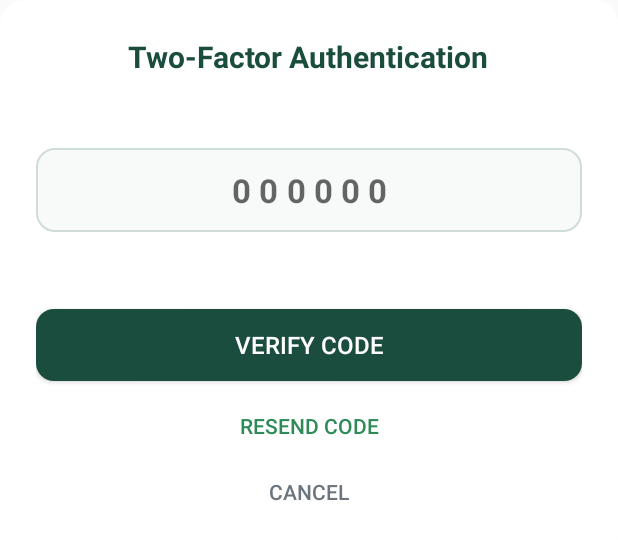
After one commit to JoeRagheb29/Mobile_Computing_Project, an Android app built with Jetpack Compose: the layout dialog_two_factor_auth.xml on its own in the app's theme, with its tools: preview values and no code run, on a phone screen of 412 x 824 dp. The commit adds this screen. Shown: the top 540 px of the screen. Run offline under Robolectric (Android 15) with nearby library versions, the phone set to English and light mode, and no system bars.

Commit message:
feat(2fa): add SmsHelper and XML-based TwoFactorAuthDialog

```diff
--- /dev/null
+++ b/app/src/main/res/drawable/bg_dialog_rounded.xml
@@ -0,0 +1,6 @@
+<?xml version="1.0" encoding="utf-8"?>
+<shape xmlns:android="http://schemas.android.com/apk/res/android"
+    android:shape="rectangle">
+    <solid android:color="@android:color/white" />
+    <corners android:radius="16dp" />
+</shape>
--- /dev/null
+++ b/app/src/main/res/drawable/bg_otp_input.xml
@@ -0,0 +1,9 @@
+<?xml version="1.0" encoding="utf-8"?>
+<shape xmlns:android="http://schemas.android.com/apk/res/android"
+    android:shape="rectangle">
+    <solid android:color="#F8FAF9" />
+    <stroke
+        android:width="1.5dp"
+        android:color="@color/daf3a_input_stroke" />
+    <corners android:radius="12dp" />
+</shape>
--- /dev/null
+++ b/app/src/main/res/drawable/btn_primary_rounded.xml
@@ -0,0 +1,6 @@
+<?xml version="1.0" encoding="utf-8"?>
+<shape xmlns:android="http://schemas.android.com/apk/res/android"
+    android:shape="rectangle">
+    <solid android:color="@color/daf3a_primary" />
+    <corners android:radius="12dp" />
+</shape>
--- /dev/null
+++ b/app/src/main/res/layout/dialog_two_factor_auth.xml
@@ -0,0 +1,83 @@
+<?xml version="1.0" encoding="utf-8"?>
+<LinearLayout xmlns:android="http://schemas.android.com/apk/res/android"
+    android:layout_width="match_parent"
+    android:layout_height="wrap_content"
+    android:background="@drawable/bg_dialog_rounded"
+    android:orientation="vertical"
+    android:padding="24dp">
+
+    <TextView
+        android:id="@+id/tvTitle"
+        android:layout_width="wrap_content"
+        android:layout_height="wrap_content"
+        android:layout_gravity="center_horizontal"
+        android:text="@string/two_factor_auth_title"
+        android:textColor="@color/daf3a_primary"
+        android:textSize="20sp"
+        android:textStyle="bold" />
+
+    <TextView
+        android:id="@+id/tvSubtitle"
+        android:layout_width="wrap_content"
+        android:layout_height="wrap_content"
+        android:layout_gravity="center_horizontal"
+        android:layout_marginTop="8dp"
+        android:gravity="center"
+        android:textColor="@color/daf3a_text_muted"
+        android:textSize="14sp" />
+
+    <EditText
+        android:id="@+id/etOtpCode"
+        android:layout_width="match_parent"
+        android:layout_height="56dp"
+        android:layout_marginTop="20dp"
+        android:background="@drawable/bg_otp_input"
+        android:gravity="center"
+        android:hint="000000"
+        android:importantForAutofill="no"
+        android:inputType="number"
+        android:letterSpacing="0.25"
+        android:maxLength="6"
+        android:textColor="@color/daf3a_primary"
+        android:textSize="22sp"
+        android:textStyle="bold" />
+
+    <TextView
+        android:id="@+id/tvTimer"
+        android:layout_width="wrap_content"
+        android:layout_height="wrap_content"
+        android:layout_gravity="center_horizontal"
+        android:layout_marginTop="12dp"
+        android:textColor="@color/daf3a_secondary"
+        android:textSize="14sp"
+        android:textStyle="bold" />
+
+    <Button
+        android:id="@+id/btnVerifyOtp"
+        android:layout_width="match_parent"
+        android:layout_height="48dp"
+        android:layout_marginTop="20dp"
+        android:background="@drawable/btn_primary_rounded"
+        android:text="@string/verify_code"
+        android:textColor="@android:color/white"
+        android:textSize="16sp" />
+
+    <Button
+        android:id="@+id/btnResendOtp"
+        android:layout_width="match_parent"
+        android:layout_height="44dp"
+        android:layout_marginTop="8dp"
+        android:background="@android:color/transparent"
+        android:text="@string/resend_code"
+        android:textColor="@color/daf3a_secondary"
+        android:textSize="14sp" />
+
+    <Button
+        android:id="@+id/btnCancelOtp"
+        android:layout_width="match_parent"
+        android:layout_height="44dp"
+        android:background="@android:color/transparent"
+        android:text="@string/cancel"
+        android:textColor="@color/daf3a_text_muted"
+        android:textSize="14sp" />
+</LinearLayout>
--- a/app/src/main/res/values/colors.xml
+++ b/app/src/main/res/values/colors.xml
@@ -7,4 +7,9 @@
     <color name="teal_700">#FF018786</color>
     <color name="black">#FF000000</color>
     <color name="white">#FFFFFFFF</color>
+    <color name="daf3a_primary">#1B4D3E</color>
+    <color name="daf3a_secondary">#2E8B57</color>
+    <color name="daf3a_background">#F4F7F6</color>
+    <color name="daf3a_text_muted">#6C757D</color>
+    <color name="daf3a_input_stroke">#D0DDD7</color>
 </resources>
--- a/app/src/main/res/values/strings.xml
+++ b/app/src/main/res/values/strings.xml
@@ -1,4 +1,12 @@
 <resources>
     <string name="app_name">Mobile_Computing_Project</string>
     <string name="title_activity_home">HomeActivity</string>
+    <string name="two_factor_auth_title">Two-Factor Authentication</string>
+    <string name="two_factor_auth_subtitle">Enter the 6-digit code sent via SMS to %1$s</string>
+    <string name="verify_code">Verify Code</string>
+    <string name="resend_code">Resend Code</string>
+    <string name="cancel">Cancel</string>
+    <string name="otp_verified_success">Code verified successfully</string>
+    <string name="otp_expired_error">Code expired. Please request a new one.</string>
+    <string name="otp_invalid_error">Invalid verification code. Please try again.</string>
 </resources>
```
Also changed, not shown: app/src/main/java/com/example/mobile_computing_project/ui/TwoFactorAuthDialog.kt (added, +104 -0 lines), app/src/main/java/com/example/mobile_computing_project/utils/SmsHelper.kt (added, +23 -0 lines).
